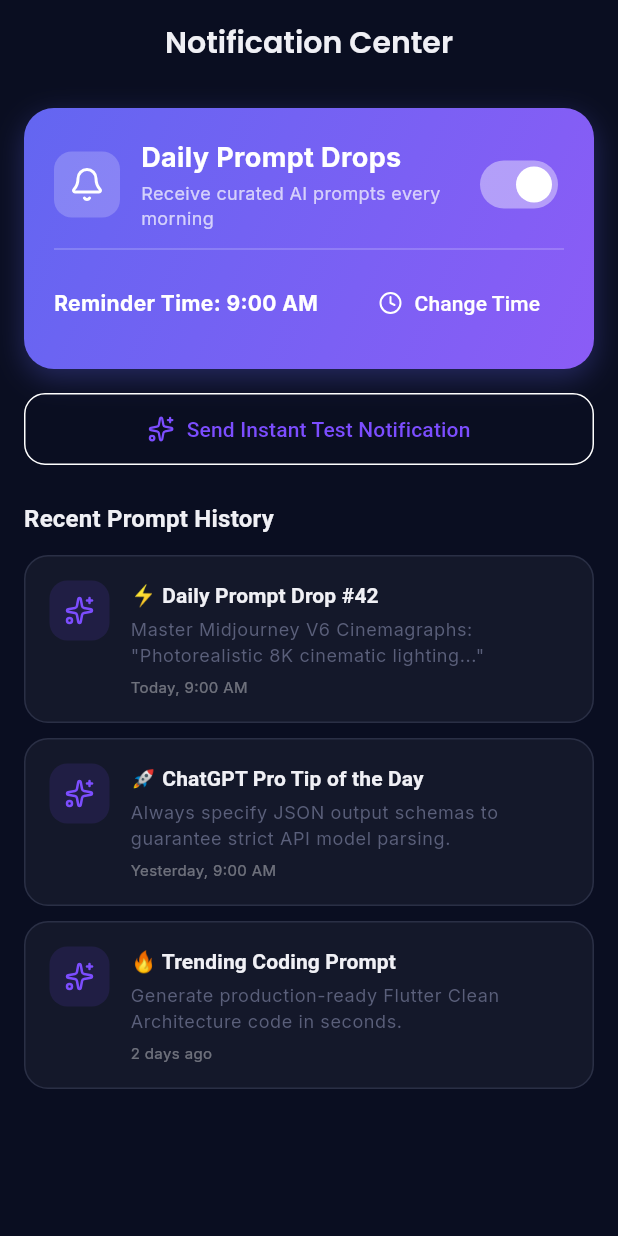
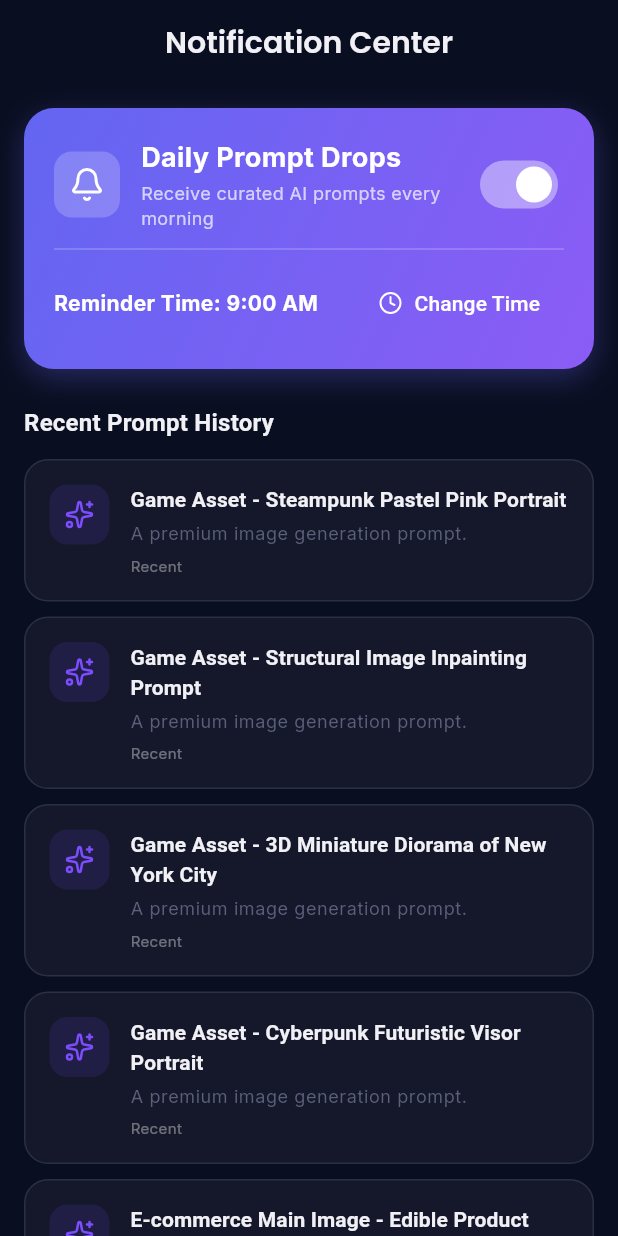
Before and after one commit to gajera-yash/prompt_hub, a Flutter app: the NotificationsScreen screen opened by its route, on a phone screen of 412 x 824 dp. Run offline on Flutter 3.47's test engine with Material 3 defaults, Android fonts, the phone set to English and light mode, and no system bars; our stand-ins replace cached_network_image, firebase_core, firebase_messaging, flutter_animate, flutter_local_notifications, flutter_riverpod and 7 more; accounts and stored records are empty.

```diff
--- a/lib/screens/notifications_screen.dart
+++ b/lib/screens/notifications_screen.dart
@@ -13,27 +13,6 @@ class NotificationsScreen extends ConsumerStatefulWidget {
 
 class _NotificationsScreenState extends ConsumerState<NotificationsScreen> {
   TimeOfDay _selectedTime = const TimeOfDay(hour: 9, minute: 0);
-
-  final List<Map<String, String>> _recentNotifications = [
-    {
-      'title': '⚡ Daily Prompt Drop #42',
-      'body': 'Master Midjourney V6 Cinemagraphs: "Photorealistic 8K cinematic lighting..."',
-      'time': 'Today, 9:00 AM',
-      'icon': 'sparkles',
-    },
-    {
-      'title': '🚀 ChatGPT Pro Tip of the Day',
-      'body': 'Always specify JSON output schemas to guarantee strict API model parsing.',
-      'time': 'Yesterday, 9:00 AM',
-      'icon': 'bot',
-    },
-    {
-      'title': '🔥 Trending Coding Prompt',
-      'body': 'Generate production-ready Flutter Clean Architecture code in seconds.',
-      'time': '2 days ago',
-      'icon': 'code',
-    },
-  ];
 
   Future<void> _pickTime() async {
     final TimeOfDay? picked = await showTimePicker(
@@ -53,33 +32,12 @@ class _NotificationsScreenState extends ConsumerState<NotificationsScreen> {
     }
   }
 
-  void _triggerTestNotification() {
-    ScaffoldMessenger.of(context).showSnackBar(
-      SnackBar(
-        content: Row(
-          children: const [
-            Icon(LucideIcons.bell, color: Colors.white, size: 20),
-            SizedBox(width: 12),
-            Expanded(
-              child: Text(
-                '⚡ Test Notification: "Prompt of the Day: Generate Midjourney 3D Cyberpunk Art"',
-              ),
-            ),
-          ],
-        ),
-        backgroundColor: AppColors.primary,
-        behavior: SnackBarBehavior.floating,
-        shape: RoundedRectangleBorder(borderRadius: BorderRadius.circular(12)),
-        duration: const Duration(seconds: 4),
-      ),
-    );
-  }
-
   @override
   Widget build(BuildContext context) {
     final theme = Theme.of(context);
     final isDark = theme.brightness == Brightness.dark;
     final isEnabled = ref.watch(notificationsProvider);
+    final recentPromptsAsync = ref.watch(recentPromptsProvider);
 
     return Scaffold(
       appBar: AppBar(
@@ -178,19 +136,6 @@ class _NotificationsScreenState extends ConsumerState<NotificationsScreen> {
             ),
           ),
 
-          const SizedBox(height: 16),
-
-          // Test Notification Action Button
-          OutlinedButton.icon(
-            onPressed: _triggerTestNotification,
-            icon: const Icon(LucideIcons.sparkles, size: 18),
-            label: const Text('Send Instant Test Notification'),
-            style: OutlinedButton.styleFrom(
-              padding: const EdgeInsets.symmetric(vertical: 14),
-              shape: RoundedRectangleBorder(borderRadius: BorderRadius.circular(14)),
-            ),
-          ),
-
           const SizedBox(height: 24),
 
           // Recent Notifications Section
@@ -200,7 +145,15 @@ class _NotificationsScreenState extends ConsumerState<NotificationsScreen> {
           ),
           const SizedBox(height: 12),
 
-          ..._recentNotifications.map((n) {
+          ...recentPromptsAsync.when(
+            data: (prompts) {
+              if (prompts.isEmpty) {
+                return [const Padding(
+                  padding: EdgeInsets.all(16.0),
+                  child: Text('No recent prompts found.'),
+                )];
+              }
+              return prompts.take(5).map((prompt) {
                 return Padding(
                   padding: const EdgeInsets.only(bottom: 10),
                   child: Container(
@@ -229,22 +182,24 @@ class _NotificationsScreenState extends ConsumerState<NotificationsScreen> {
                             crossAxisAlignment: CrossAxisAlignment.start,
                             children: [
                               Text(
-                            n['title']!,
+                                prompt.title,
                                 style: theme.textTheme.titleSmall?.copyWith(
                                   fontWeight: FontWeight.bold,
                                 ),
                               ),
                               const SizedBox(height: 4),
                               Text(
-                            n['body']!,
+                                prompt.description,
                                 style: theme.textTheme.bodySmall?.copyWith(
                                   color: isDark ? AppColors.textMuted : Colors.grey[700],
                                   height: 1.4,
                                 ),
+                                maxLines: 2,
+                                overflow: TextOverflow.ellipsis,
                               ),
                               const SizedBox(height: 6),
                               Text(
-                            n['time']!,
+                                'Recent',
                                 style: TextStyle(
                                   fontSize: 10,
                                   color: isDark ? Colors.white38 : Colors.grey[500],
@@ -257,7 +212,14 @@ class _NotificationsScreenState extends ConsumerState<NotificationsScreen> {
                     ),
                   ),
                 );
-          }),
+              }).toList();
+            },
+            loading: () => [const Center(child: CircularProgressIndicator())],
+            error: (e, st) => [const Padding(
+              padding: EdgeInsets.all(16.0),
+              child: Text('Failed to load recent prompts.'),
+            )],
+          ),
         ],
       ),
     );
--- a/lib/screens/prompt_detail_screen.dart
+++ b/lib/screens/prompt_detail_screen.dart
@@ -668,7 +668,7 @@ class _PromptDetailScreenState extends ConsumerState<PromptDetailScreen> {
           );
         }
         return SizedBox(
-          height: 255,
+          height: 280,
           child: ListView.builder(
             scrollDirection: Axis.horizontal,
             padding: const EdgeInsets.symmetric(horizontal: AppSpacing.lg),
--- a/lib/screens/settings_screen.dart
+++ b/lib/screens/settings_screen.dart
@@ -164,16 +164,7 @@ class SettingsScreen extends ConsumerWidget {
             },
           ),
 
-          const Divider(indent: 24, endIndent: 24),
 
-          // Data & Backup Section
-          _buildSectionTitle(context, 'Data & Backup'),
-          _buildListTile(context, LucideIcons.downloadCloud, 'Export Backup (JSON)', () => _exportBackup(context, ref),
-              subtitle: 'Save your prompts to JSON file or clipboard'),
-          _buildListTile(context, LucideIcons.uploadCloud, 'Restore Backup (JSON)', () => _importBackup(context, ref),
-              subtitle: 'Restore prompts from JSON backup text'),
-
-          const Divider(indent: 24, endIndent: 24),
 
           // About
           _buildSectionTitle(context, 'About'),
@@ -190,7 +181,7 @@ class SettingsScreen extends ConsumerWidget {
           }),
           _buildListTile(context, LucideIcons.info, 'App Version', () {}, subtitle: 'v1.0.0'),
           _buildListTile(context, LucideIcons.star, 'Rate App', () async {
-            final url = Uri.parse('https://play.google.com/store/apps/details?id=com.setuvio.ai_prompt_hub&hl=en');
+            final url = Uri.parse('https://play.google.com/store/apps/details?id=com.ai_prompt_hub.setuvio&hl=en');
             try {
               await launchUrl(url, mode: LaunchMode.externalApplication);
             } catch (e) {
--- a/lib/widgets/prompt_card.dart
+++ b/lib/widgets/prompt_card.dart
@@ -1,8 +1,10 @@
 import 'package:flutter/material.dart';
+import 'package:flutter_riverpod/flutter_riverpod.dart';
 import '../core/theme/app_colors.dart';
 import '../core/theme/app_spacing.dart';
+import '../providers/data_providers.dart';
 
-class PromptCard extends StatelessWidget {
+class PromptCard extends ConsumerWidget {
   final dynamic prompt;
   final VoidCallback onTap;
 
@@ -33,9 +35,12 @@ class PromptCard extends StatelessWidget {
   }
 
   @override
-  Widget build(BuildContext context) {
+  Widget build(BuildContext context, WidgetRef ref) {
     final theme = Theme.of(context);
     final isDark = theme.brightness == Brightness.dark;
+
+    final userRating = ref.watch(promptRatingsProvider)[prompt.id] ?? 0.0;
+    final displayRating = userRating > 0 ? userRating : ((prompt.rating as num?)?.toDouble() ?? 4.8);
 
     return GestureDetector(
       onTap: onTap,
@@ -115,7 +120,7 @@ class PromptCard extends StatelessWidget {
                 const Icon(Icons.star_rounded, size: 14, color: Colors.amber),
                 const SizedBox(width: 2),
                 Text(
-                  '${(prompt.rating as num?)?.toDouble() ?? 4.8}',
+                  '${displayRating.toStringAsFixed(1)}',
                   style: theme.textTheme.bodySmall?.copyWith(
                     fontSize: 11,
                     fontWeight: FontWeight.bold,
```
Also changed, not shown: pubspec.lock, 9 other files. Lines whose indentation alone changed are shown as unchanged.
